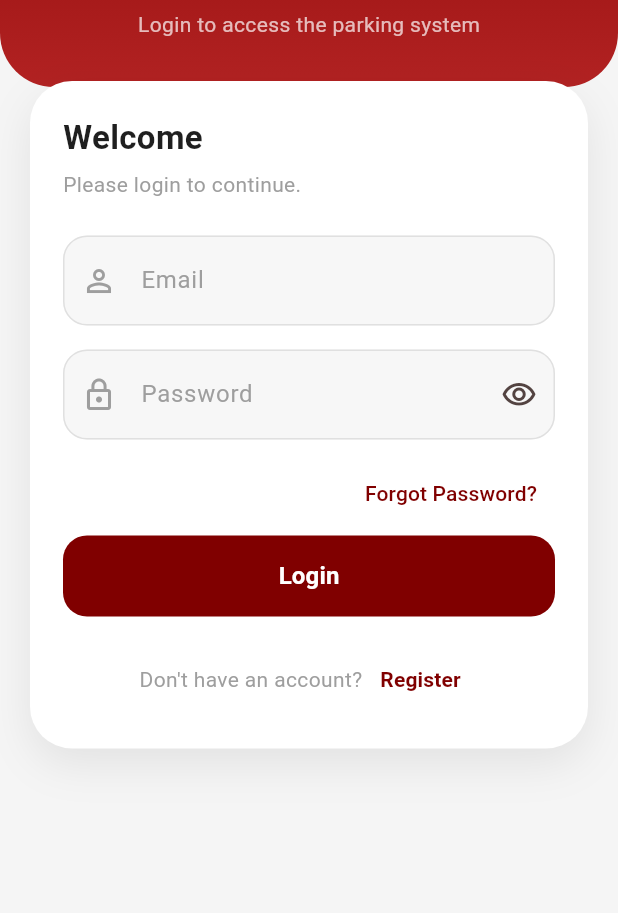
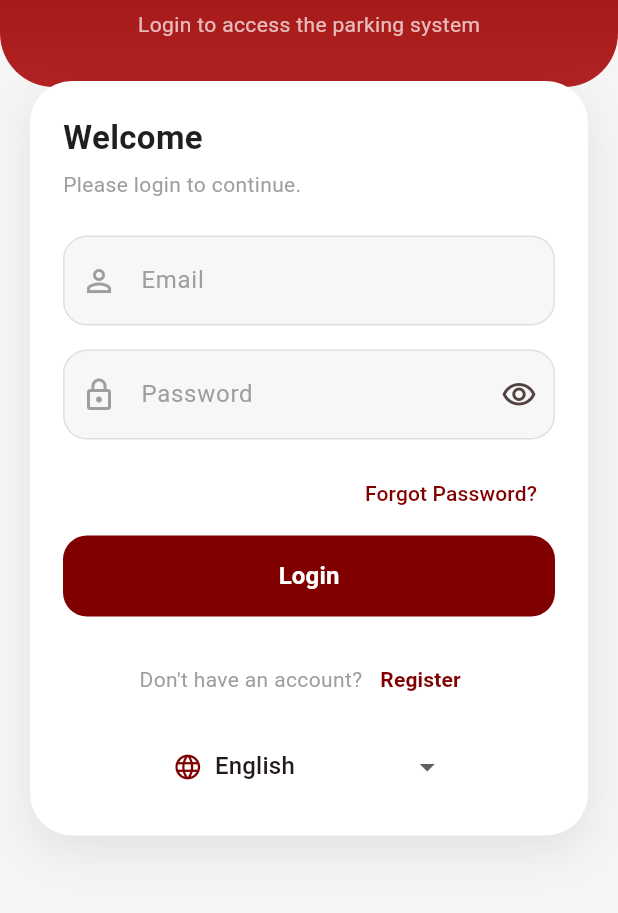
Before and after one commit to raflymlna/TubesAPB_ParkIn_Campus, a Flutter app: the screen it shows after launch, on a phone screen of 412 x 824 dp, the part 303-1216 px from its top. Run offline on Flutter 3.47's test engine with Material 3 defaults, Android fonts, the phone set to English and light mode, and no system bars; our stand-ins replace cloud_firestore, firebase_auth, firebase_core, flutter_map, latlong2; missing offline and left inert: mobile_scanner; accounts and stored records are empty.

Commit message:
Fix login page

```diff
--- a/lib/views/auth/login_page.dart
+++ b/lib/views/auth/login_page.dart
@@ -3,6 +3,8 @@ import 'package:park_in_campus/services/auth_service.dart';
 import '../main_nav/main_page.dart';
 import 'register_page.dart';
 import '../../l10n/app_localizations.dart';
+import 'package:provider/provider.dart';
+import '../../providers/language_provider.dart';
 
 class LoginPage extends StatefulWidget {
   const LoginPage({super.key});
@@ -62,7 +64,7 @@ class _LoginPageState extends State<LoginPage> {
       context: context,
       builder: (context) {
         return AlertDialog(
-          title: const Text('Reset Password'),
+          title: Text(AppLocalizations.of(context)!.resetPassword,),
 
           content: TextField(
             controller: resetEmailController,
@@ -360,6 +362,45 @@ class _LoginPageState extends State<LoginPage> {
                                 ),
                               ],
                             ),
+                            const SizedBox(height: 10),
+
+                            Center(
+                              child: Consumer<LanguageProvider>(
+                                builder: (context, provider, child) {
+                                  return Row(
+                                    mainAxisSize: MainAxisSize.min,
+                                    children: [
+                                      const Icon(
+                                        Icons.language,
+                                        color: Color(0xFF800000),
+                                        size: 20,
+                                      ),
+                                      const SizedBox(width: 8),
+
+                                      DropdownButton<String>(
+                                        value: provider.locale.languageCode,
+                                        underline: const SizedBox(),
+                                        items: const [
+                                          DropdownMenuItem(
+                                            value: 'id',
+                                            child: Text('Bahasa Indonesia'),
+                                          ),
+                                          DropdownMenuItem(
+                                            value: 'en',
+                                            child: Text('English'),
+                                          ),
+                                        ],
+                                        onChanged: (value) {
+                                          if (value != null) {
+                                            provider.changeLanguage(value);
+                                          }
+                                        },
+                                      ),
+                                    ],
+                                  );
+                                },
+                              ),
+                            ),
                           ],
                         ),
                       ),
```
